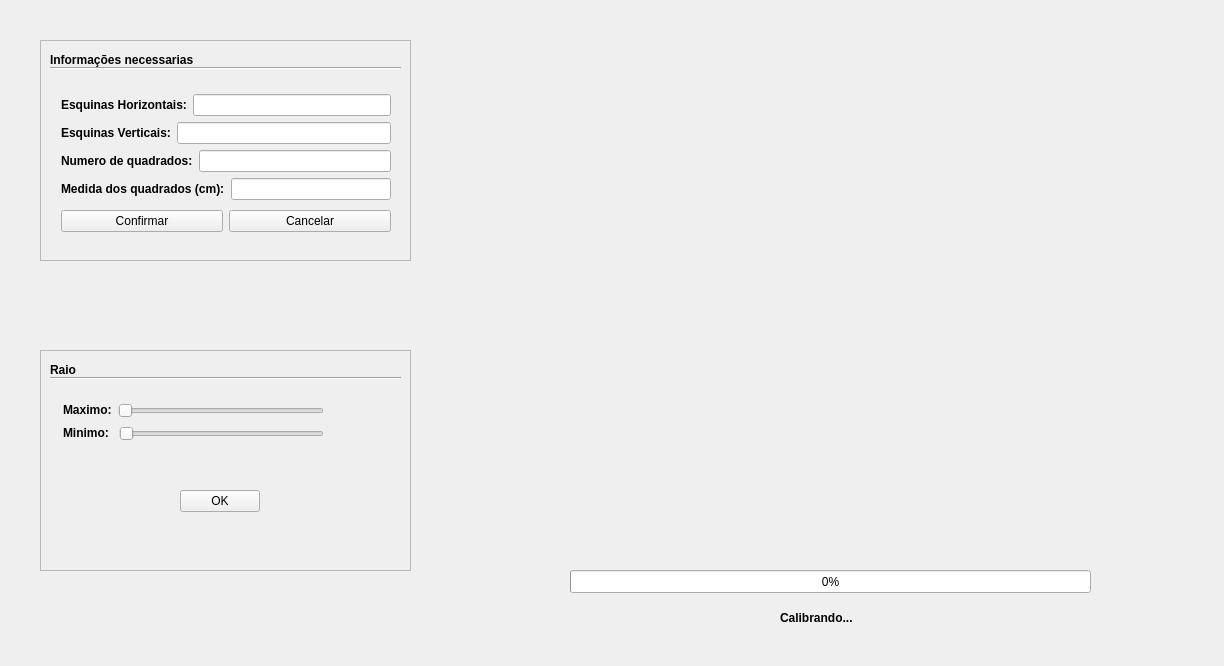
Before: the Qt Designer form src/calibrationgui.ui in Leoguedesm1/rattrack, drawn with Qt 5.
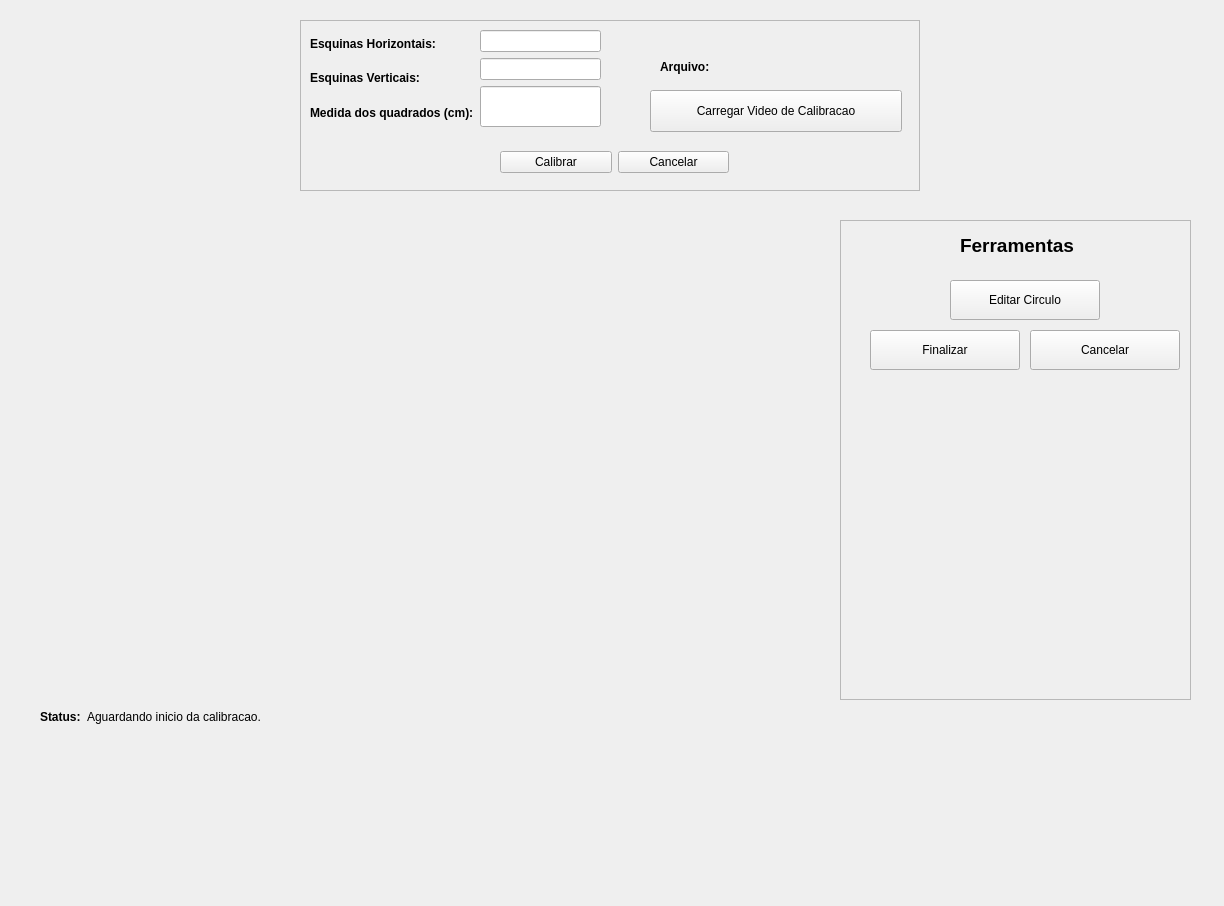
After: the same form once the commit is applied. Icons and pictures are not drawn.

Commit message: Update GUI and add new calibration functions!

Patch:
```diff
--- a/src/calibrationgui.ui
+++ b/src/calibrationgui.ui
@@ -7,7 +7,7 @@
     <x>0</x>
     <y>0</y>
     <width>1224</width>
-    <height>666</height>
+    <height>906</height>
    </rect>
   </property>
   <property name="sizePolicy">
@@ -22,10 +22,10 @@
   <widget class="QFrame" name="frameInfos">
    <property name="geometry">
     <rect>
-     <x>40</x>
-     <y>40</y>
-     <width>371</width>
-     <height>221</height>
+     <x>300</x>
+     <y>20</y>
+     <width>620</width>
+     <height>171</height>
     </rect>
    </property>
    <property name="frameShape">
@@ -34,46 +34,89 @@
    <property name="frameShadow">
     <enum>QFrame::Raised</enum>
    </property>
-   <widget class="QLabel" name="label">
+   <widget class="QWidget" name="layoutWidget">
     <property name="geometry">
      <rect>
-      <x>10</x>
-      <y>10</y>
-      <width>171</width>
-      <height>21</height>
+      <x>200</x>
+      <y>120</y>
+      <width>229</width>
+      <height>44</height>
+     </rect>
+    </property>
+    <layout class="QHBoxLayout" name="horizontalLayout_4">
+     <item>
+      <widget class="QPushButton" name="btStart">
+       <property name="text">
+        <string>Calibrar</string>
+       </property>
+       <property name="icon">
+        <iconset resource="icons.qrc">
+         <normaloff>:/start.png</normaloff>:/start.png</iconset>
+       </property>
+       <property name="iconSize">
+        <size>
+         <width>32</width>
+         <height>32</height>
+        </size>
+       </property>
+      </widget>
+     </item>
+     <item>
+      <widget class="QPushButton" name="btCancel">
+       <property name="text">
+        <string>Cancelar</string>
+       </property>
+       <property name="icon">
+        <iconset resource="icons.qrc">
+         <normaloff>:/cancel.png</normaloff>:/cancel.png</iconset>
+       </property>
+       <property name="iconSize">
+        <size>
+         <width>32</width>
+         <height>32</height>
+        </size>
+       </property>
+      </widget>
+     </item>
+    </layout>
+   </widget>
+   <widget class="QPushButton" name="btLoadFile">
+    <property name="geometry">
+     <rect>
+      <x>350</x>
+      <y>70</y>
+      <width>252</width>
+      <height>42</height>
      </rect>
     </property>
     <property name="text">
-     <string>&lt;html&gt;&lt;head/&gt;&lt;body&gt;&lt;p&gt;&lt;span style=&quot; font-weight:600;&quot;&gt;Informações necessarias&lt;/span&gt;&lt;/p&gt;&lt;/body&gt;&lt;/html&gt;</string>
+     <string>Carregar Video de Calibracao</string>
     </property>
-   </widget>
-   <widget class="Line" name="line">
-    <property name="geometry">
-     <rect>
-      <x>10</x>
-      <y>20</y>
-      <width>351</width>
-      <height>16</height>
-     </rect>
+    <property name="icon">
+     <iconset resource="icons.qrc">
+      <normaloff>:/videofile.png</normaloff>:/videofile.png</iconset>
     </property>
-    <property name="orientation">
-     <enum>Qt::Horizontal</enum>
+    <property name="iconSize">
+     <size>
+      <width>32</width>
+      <height>32</height>
+     </size>
     </property>
    </widget>
    <widget class="QWidget" name="layoutWidget">
     <property name="geometry">
      <rect>
-      <x>21</x>
-      <y>50</y>
-      <width>330</width>
-      <height>148</height>
+      <x>10</x>
+      <y>10</y>
+      <width>291</width>
+      <height>97</height>
      </rect>
     </property>
-    <layout class="QVBoxLayout" name="verticalLayout_2">
+    <layout class="QHBoxLayout" name="horizontalLayout_3">
      <item>
-      <layout class="QVBoxLayout" name="verticalLayout">
+      <layout class="QVBoxLayout" name="verticalLayout_2">
        <item>
-        <layout class="QHBoxLayout" name="horizontalLayout">
+        <layout class="QHBoxLayout" name="horizontalLayout_2">
          <item>
           <widget class="QLabel" name="label_2">
            <property name="text">
@@ -82,12 +125,22 @@
           </widget>
          </item>
          <item>
-          <widget class="QLineEdit" name="tbWidth"/>
+          <spacer name="horizontalSpacer">
+           <property name="orientation">
+            <enum>Qt::Horizontal</enum>
+           </property>
+           <property name="sizeHint" stdset="0">
+            <size>
+             <width>28</width>
+             <height>20</height>
+            </size>
+           </property>
+          </spacer>
          </item>
         </layout>
        </item>
        <item>
-        <layout class="QHBoxLayout" name="horizontalLayout_2">
+        <layout class="QHBoxLayout" name="horizontalLayout">
          <item>
           <widget class="QLabel" name="label_3">
            <property name="text">
@@ -96,53 +149,44 @@
           </widget>
          </item>
          <item>
-          <widget class="QLineEdit" name="tbHeight"/>
-         </item>
-        </layout>
-       </item>
-       <item>
-        <layout class="QHBoxLayout" name="horizontalLayout_3">
-         <item>
-          <widget class="QLabel" name="label_4">
-           <property name="text">
-            <string>&lt;html&gt;&lt;head/&gt;&lt;body&gt;&lt;p&gt;&lt;span style=&quot; font-weight:600;&quot;&gt;Numero de quadrados:&lt;/span&gt;&lt;/p&gt;&lt;/body&gt;&lt;/html&gt;</string>
+          <spacer name="horizontalSpacer_2">
+           <property name="orientation">
+            <enum>Qt::Horizontal</enum>
            </property>
-          </widget>
+           <property name="sizeHint" stdset="0">
+            <size>
+             <width>48</width>
+             <height>20</height>
+            </size>
+           </property>
+          </spacer>
          </item>
-         <item>
-          <widget class="QLineEdit" name="tbSquad"/>
-         </item>
         </layout>
        </item>
        <item>
-        <layout class="QHBoxLayout" name="horizontalLayout_4">
-         <item>
-          <widget class="QLabel" name="label_5">
-           <property name="text">
-            <string>&lt;html&gt;&lt;head/&gt;&lt;body&gt;&lt;p&gt;&lt;span style=&quot; font-weight:600;&quot;&gt;Medida dos quadrados (cm):&lt;/span&gt;&lt;/p&gt;&lt;/body&gt;&lt;/html&gt;</string>
-           </property>
-          </widget>
-         </item>
-         <item>
-          <widget class="QLineEdit" name="tbMeasure"/>
-         </item>
-        </layout>
+        <widget class="QLabel" name="label_5">
+         <property name="text">
+          <string>&lt;html&gt;&lt;head/&gt;&lt;body&gt;&lt;p&gt;&lt;span style=&quot; font-weight:600;&quot;&gt;Medida dos quadrados (cm):&lt;/span&gt;&lt;/p&gt;&lt;/body&gt;&lt;/html&gt;</string>
+         </property>
+        </widget>
        </item>
       </layout>
      </item>
      <item>
-      <layout class="QHBoxLayout" name="horizontalLayout_5">
+      <layout class="QVBoxLayout" name="verticalLayout">
        <item>
-        <widget class="QPushButton" name="btOK">
-         <property name="text">
-          <string>Confirmar</string>
-         </property>
-        </widget>
+        <widget class="QLineEdit" name="tbWidth"/>
        </item>
        <item>
-        <widget class="QPushButton" name="btCancel">
-         <property name="text">
-          <string>Cancelar</string>
+        <widget class="QLineEdit" name="tbHeight"/>
+       </item>
+       <item>
+        <widget class="QLineEdit" name="tbMeasure">
+         <property name="sizePolicy">
+          <sizepolicy hsizetype="Preferred" vsizetype="Preferred">
+           <horstretch>0</horstretch>
+           <verstretch>0</verstretch>
+          </sizepolicy>
          </property>
         </widget>
        </item>
@@ -150,12 +194,47 @@
      </item>
     </layout>
    </widget>
+   <widget class="QWidget" name="layoutWidget">
+    <property name="geometry">
+     <rect>
+      <x>360</x>
+      <y>40</y>
+      <width>77</width>
+      <height>19</height>
+     </rect>
+    </property>
+    <layout class="QHBoxLayout" name="horizontalLayout_8">
+     <property name="sizeConstraint">
+      <enum>QLayout::SetFixedSize</enum>
+     </property>
+     <item>
+      <widget class="QLabel" name="label_4">
+       <property name="text">
+        <string>&lt;html&gt;&lt;head/&gt;&lt;body&gt;&lt;p&gt;&lt;span style=&quot; font-weight:600;&quot;&gt;Arquivo:&lt;/span&gt;&lt;/p&gt;&lt;/body&gt;&lt;/html&gt;</string>
+       </property>
+      </widget>
+     </item>
+     <item>
+      <widget class="QLabel" name="lbFile">
+       <property name="sizePolicy">
+        <sizepolicy hsizetype="Fixed" vsizetype="Fixed">
+         <horstretch>0</horstretch>
+         <verstretch>0</verstretch>
+        </sizepolicy>
+       </property>
+       <property name="text">
+        <string/>
+       </property>
+      </widget>
+     </item>
+    </layout>
+   </widget>
   </widget>
   <widget class="QLabel" name="lbFrame">
    <property name="geometry">
     <rect>
-     <x>480</x>
-     <y>40</y>
+     <x>40</x>
+     <y>220</y>
      <width>704</width>
      <height>480</height>
     </rect>
@@ -163,14 +242,17 @@
    <property name="text">
     <string/>
    </property>
+   <property name="alignment">
+    <set>Qt::AlignLeading|Qt::AlignLeft|Qt::AlignTop</set>
+   </property>
   </widget>
   <widget class="QFrame" name="frameTool">
    <property name="geometry">
     <rect>
-     <x>40</x>
-     <y>350</y>
-     <width>371</width>
-     <height>221</height>
+     <x>840</x>
+     <y>220</y>
+     <width>351</width>
+     <height>480</height>
     </rect>
    </property>
    <property name="frameShape">
@@ -182,40 +264,37 @@
    <widget class="QLabel" name="label_6">
     <property name="geometry">
      <rect>
-      <x>10</x>
+      <x>120</x>
       <y>10</y>
-      <width>101</width>
-      <height>21</height>
+      <width>121</width>
+      <height>31</height>
      </rect>
     </property>
     <property name="text">
-     <string>&lt;html&gt;&lt;head/&gt;&lt;body&gt;&lt;p&gt;&lt;span style=&quot; font-weight:600;&quot;&gt;Raio&lt;/span&gt;&lt;/p&gt;&lt;/body&gt;&lt;/html&gt;</string>
+     <string>&lt;html&gt;&lt;head/&gt;&lt;body&gt;&lt;p&gt;&lt;span style=&quot; font-size:14pt; font-weight:600;&quot;&gt;Ferramentas&lt;/span&gt;&lt;/p&gt;&lt;/body&gt;&lt;/html&gt;</string>
     </property>
    </widget>
-   <widget class="Line" name="line_2">
+   <widget class="QPushButton" name="btFinish">
     <property name="geometry">
      <rect>
-      <x>10</x>
-      <y>20</y>
-      <width>351</width>
-      <height>16</height>
+      <x>30</x>
+      <y>110</y>
+      <width>150</width>
+      <height>40</height>
      </rect>
     </property>
-    <property name="orientation">
-     <enum>Qt::Horizontal</enum>
+    <property name="text">
+     <string>Finalizar</string>
     </property>
-   </widget>
-   <widget class="QPushButton" name="btOKRadius">
-    <property name="geometry">
-     <rect>
-      <x>140</x>
-      <y>140</y>
-      <width>80</width>
-      <height>22</height>
-     </rect>
+    <property name="icon">
+     <iconset resource="icons.qrc">
+      <normaloff>:/finish.png</normaloff>:/finish.png</iconset>
     </property>
-    <property name="text">
-     <string>OK</string>
+    <property name="iconSize">
+     <size>
+      <width>32</width>
+      <height>32</height>
+     </size>
     </property>
    </widget>
    <widget class="QLabel" name="lbMax">
@@ -244,93 +323,92 @@
      <string/>
     </property>
    </widget>
-   <widget class="QWidget" name="">
+   <widget class="QPushButton" name="btEditCircle">
     <property name="geometry">
      <rect>
-      <x>23</x>
-      <y>51</y>
-      <width>261</width>
-      <height>42</height>
+      <x>110</x>
+      <y>60</y>
+      <width>150</width>
+      <height>40</height>
      </rect>
     </property>
-    <layout class="QVBoxLayout" name="verticalLayout_3">
-     <item>
-      <layout class="QHBoxLayout" name="horizontalLayout_7">
-       <item>
-        <widget class="QLabel" name="label_7">
-         <property name="text">
-          <string>&lt;html&gt;&lt;head/&gt;&lt;body&gt;&lt;p&gt;&lt;span style=&quot; font-weight:600;&quot;&gt;Maximo:&lt;/span&gt;&lt;/p&gt;&lt;/body&gt;&lt;/html&gt;</string>
-         </property>
-        </widget>
-       </item>
-       <item>
-        <widget class="QSlider" name="bMaxRadius">
-         <property name="maximum">
-          <number>500</number>
-         </property>
-         <property name="orientation">
-          <enum>Qt::Horizontal</enum>
-         </property>
-        </widget>
-       </item>
-      </layout>
-     </item>
-     <item>
-      <layout class="QHBoxLayout" name="horizontalLayout_6">
-       <item>
-        <widget class="QLabel" name="label_8">
-         <property name="text">
-          <string>&lt;html&gt;&lt;head/&gt;&lt;body&gt;&lt;p&gt;&lt;span style=&quot; font-weight:600;&quot;&gt;Minimo: &lt;/span&gt;&lt;/p&gt;&lt;/body&gt;&lt;/html&gt;</string>
-         </property>
-        </widget>
-       </item>
-       <item>
-        <widget class="QSlider" name="bMinRadius">
-         <property name="maximum">
-          <number>500</number>
-         </property>
-         <property name="orientation">
-          <enum>Qt::Horizontal</enum>
-         </property>
-        </widget>
-       </item>
-      </layout>
-     </item>
-    </layout>
+    <property name="text">
+     <string>Editar Circulo</string>
+    </property>
+    <property name="icon">
+     <iconset resource="icons.qrc">
+      <normaloff>:/editCenter.png</normaloff>:/editCenter.png</iconset>
+    </property>
+    <property name="iconSize">
+     <size>
+      <width>32</width>
+      <height>32</height>
+     </size>
+    </property>
    </widget>
+   <widget class="QPushButton" name="btCancel2">
+    <property name="geometry">
+     <rect>
+      <x>190</x>
+      <y>110</y>
+      <width>150</width>
+      <height>40</height>
+     </rect>
+    </property>
+    <property name="text">
+     <string>Cancelar</string>
+    </property>
+    <property name="icon">
+     <iconset resource="icons.qrc">
+      <normaloff>:/cancel.png</normaloff>:/cancel.png</iconset>
+    </property>
+    <property name="iconSize">
+     <size>
+      <width>32</width>
+      <height>32</height>
+     </size>
+    </property>
+   </widget>
   </widget>
-  <widget class="QProgressBar" name="progressBar">
+  <widget class="QWidget" name="layoutWidget">
    <property name="geometry">
     <rect>
-     <x>570</x>
-     <y>570</y>
-     <width>521</width>
-     <height>23</height>
+     <x>40</x>
+     <y>710</y>
+     <width>277</width>
+     <height>19</height>
     </rect>
    </property>
-   <property name="value">
-    <number>0</number>
-   </property>
+   <layout class="QHBoxLayout" name="horizontalLayout_5">
+    <property name="sizeConstraint">
+     <enum>QLayout::SetFixedSize</enum>
+    </property>
+    <item>
+     <widget class="QLabel" name="label">
+      <property name="text">
+       <string>&lt;html&gt;&lt;head/&gt;&lt;body&gt;&lt;p&gt;&lt;span style=&quot; font-weight:600;&quot;&gt;Status:&lt;/span&gt;&lt;/p&gt;&lt;/body&gt;&lt;/html&gt;</string>
+      </property>
+     </widget>
+    </item>
+    <item>
+     <widget class="QLabel" name="lbCalib">
+      <property name="sizePolicy">
+       <sizepolicy hsizetype="Fixed" vsizetype="Fixed">
+        <horstretch>0</horstretch>
+        <verstretch>0</verstretch>
+       </sizepolicy>
+      </property>
+      <property name="text">
+       <string>&lt;html&gt;&lt;head/&gt;&lt;body&gt;&lt;p&gt;Aguardando inicio da calibracao.&lt;/p&gt;&lt;/body&gt;&lt;/html&gt;</string>
+      </property>
+     </widget>
+    </item>
+   </layout>
   </widget>
-  <widget class="QLabel" name="lbCalib">
-   <property name="geometry">
-    <rect>
-     <x>780</x>
-     <y>610</y>
-     <width>111</width>
-     <height>16</height>
-    </rect>
-   </property>
-   <property name="sizePolicy">
-    <sizepolicy hsizetype="Ignored" vsizetype="Preferred">
-     <horstretch>0</horstretch>
-     <verstretch>0</verstretch>
-    </sizepolicy>
-   </property>
-   <property name="text">
-    <string>&lt;html&gt;&lt;head/&gt;&lt;body&gt;&lt;p&gt;&lt;span style=&quot; font-weight:600;&quot;&gt;Calibrando...&lt;/span&gt;&lt;/p&gt;&lt;/body&gt;&lt;/html&gt;</string>
-   </property>
-  </widget>
+  <zorder>layoutWidget</zorder>
+  <zorder>frameInfos</zorder>
+  <zorder>lbFrame</zorder>
+  <zorder>frameTool</zorder>
  </widget>
  <resources/>
  <connections/>
```
Left out of the diff: 6 changed lines with no effect on the pictures. The commit also changes 4 other files.
